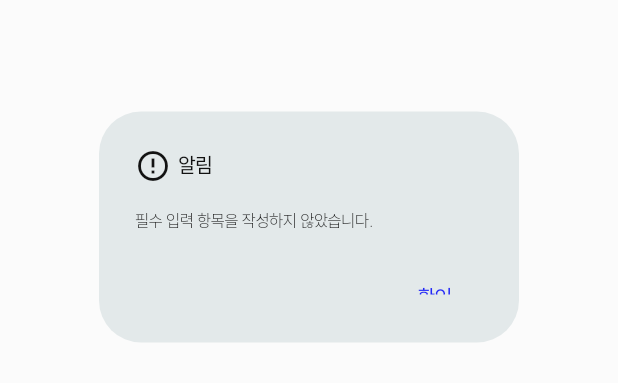
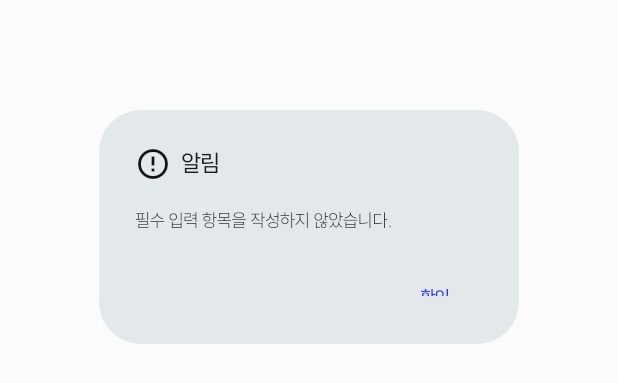
Before and after one commit to dododoodo/doody-source, a Flutter app: the Alerts widget shown alone on an empty page, opened directly, on a phone screen of 412 x 824 dp. Shown: the part 391-774 px from the top of the screen. Run offline on Flutter 3.47's test engine with Material 3 defaults, Android fonts, the phone set to English and light mode, and no system bars; our stand-ins replace flutter_svg, get, hive, hive_flutter, material_symbols_icons, toggle_switch; accounts and stored records are empty; network calls fail.

Commit message:
upload 0616-2

```diff
--- a/lib/components/alerts.dart
+++ b/lib/components/alerts.dart
@@ -1,7 +1,6 @@
 import 'package:doodi/constants/colors.dart';
 import 'package:doodi/constants/text_style.dart';
 import 'package:flutter/material.dart';
-import 'package:flutter/services.dart';
 
 class AlertData {
   final String title;
@@ -39,27 +38,17 @@ class Alerts extends StatelessWidget {
       title: Row(
         children: [
           Padding(
-            padding: const EdgeInsets.only(right: 5),
+            padding: const EdgeInsets.only(right: 7),
             child: Icon(Icons.error_outline),
           ),
 
-          Text(
-            data.title,
-            style: AppTextStyles.free15.copyWith(
-              color: Theme.of(context).iconTheme.color,
-            ),
-          ),
+          Text(data.title, style: AppTextStyles.free17),
         ],
       ),
       content: SingleChildScrollView(
         child: ListBody(
           children: <Widget>[
-            Text(
-              data.content,
-              style: AppTextStyles.lightFree12.copyWith(
-                color: Theme.of(context).iconTheme.color,
-              ),
-            ),
+            Text(data.content, style: AppTextStyles.lightFree13),
             if (data.input != null) data.input!,
           ],
         ),
@@ -76,7 +65,7 @@ class Alerts extends StatelessWidget {
                   child: Text(
                     data.cancelTxt!,
                     style: AppTextStyles.free13.copyWith(
-                      color: Theme.of(context).iconTheme.color,
+                      color: Theme.of(context).textTheme.bodyMedium?.color,
                     ),
                   ),
                   onPressed: () {
@@ -88,7 +77,7 @@ class Alerts extends StatelessWidget {
               TextButton(
                 child: Text(
                   data.confirmTxt,
-                  style: AppTextStyles.free15.copyWith(
+                  style: AppTextStyles.free13.copyWith(
                     color: AppColors.pointBlue,
                   ),
                 ),
@@ -107,26 +96,26 @@ class Alerts extends StatelessWidget {
   AlertData getAlertData(String type) {
     switch (type) {
       // 삭제 확인 알림
-      case 'delete':
-        return AlertData(
-          title: '게임을 삭제하시겠습니까?',
-          content: '게임을 삭제하려면 \n게임 등록 시 설정한 비밀번호를 입력하세요.',
-          input: Container(
-            height: 55,
-            child: TextField(
-              maxLength: 4,
-              obscureText: true,
-              inputFormatters: [FilteringTextInputFormatter.digitsOnly],
-              decoration: InputDecoration(
-                hintText: '예) 1234',
-                hintStyle: AppTextStyles.free15,
-                contentPadding: EdgeInsets.symmetric(vertical: 15),
-              ),
-            ),
-          ),
-          confirmTxt: '삭제',
-          cancelTxt: '취소',
-        );
+      // case 'delete':
+      //   return AlertData(
+      //     title: '게임을 삭제하시겠습니까?',
+      //     content: '게임을 삭제하려면 \n게임 등록 시 설정한 비밀번호를 입력하세요.',
+      //     input: Container(
+      //       height: 55,
+      //       child: TextField(
+      //         maxLength: 4,
+      //         obscureText: true,
+      //         inputFormatters: [FilteringTextInputFormatter.digitsOnly],
+      //         decoration: InputDecoration(
+      //           hintText: '예) 1234',
+      //           hintStyle: AppTextStyles.free15,
+      //           contentPadding: EdgeInsets.symmetric(vertical: 15),
+      //         ),
+      //       ),
+      //     ),
+      //     confirmTxt: '삭제',
+      //     cancelTxt: '취소',
+      //   );
 
       // 입력 내용이 없음 알림
       case 'empty':
--- a/lib/constants/text_style.dart
+++ b/lib/constants/text_style.dart
@@ -65,6 +65,9 @@ class AppTextStyles extends GetxController {
   static TextStyle get free10 =>
       TextStyle(fontSize: 10 * scale.value, fontFamily: 'free-4');
 
+  static TextStyle get lightFree13 =>
+      TextStyle(fontSize: 13 * scale.value, fontFamily: 'free-2');
+
   static TextStyle get lightFree12 =>
       TextStyle(fontSize: 12 * scale.value, fontFamily: 'free-2');
 
--- a/lib/screen/NewPost.dart
+++ b/lib/screen/NewPost.dart
@@ -3,7 +3,6 @@ import 'package:doodi/components/alerts.dart';
 import 'package:doodi/constants/colors.dart';
 import 'package:doodi/constants/text_style.dart';
 import 'package:http/http.dart' as http;
-import 'dart:convert' as convert;
 
 class NewPost extends StatefulWidget {
   void Function(int) changeIndex; // main으로부터 콜백함수를 받아 등록 버튼 클릭 시 홈으로 이동.
```
Also changed, not shown: lib/components/game_card.dart (+2 -43 lines).
